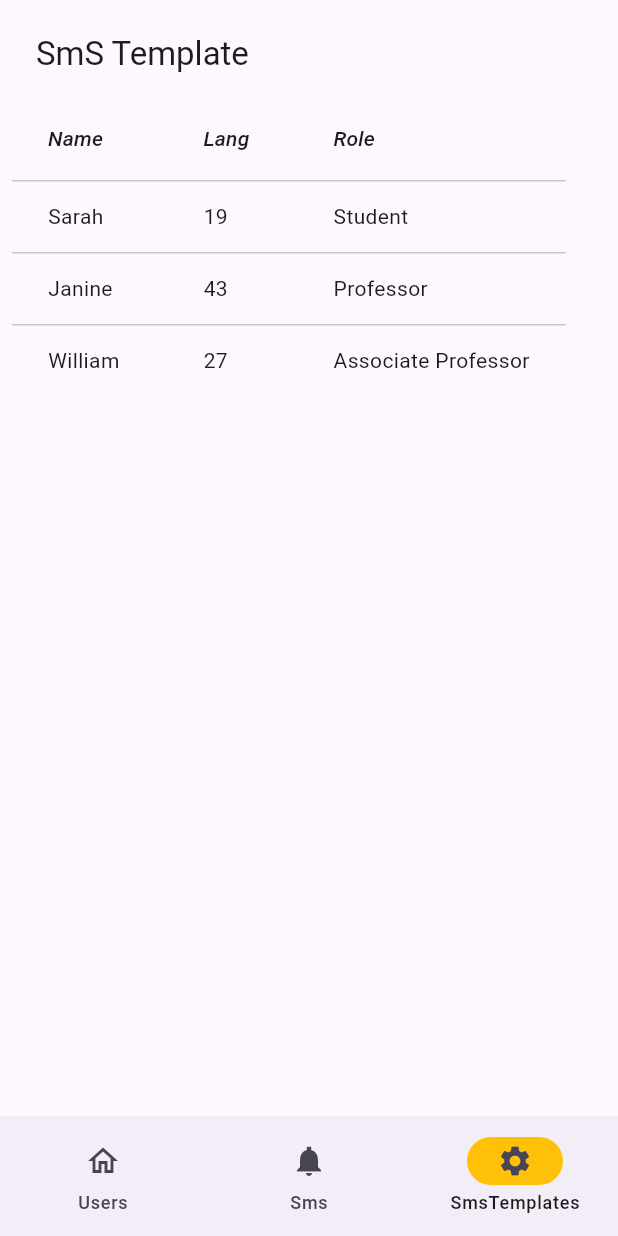
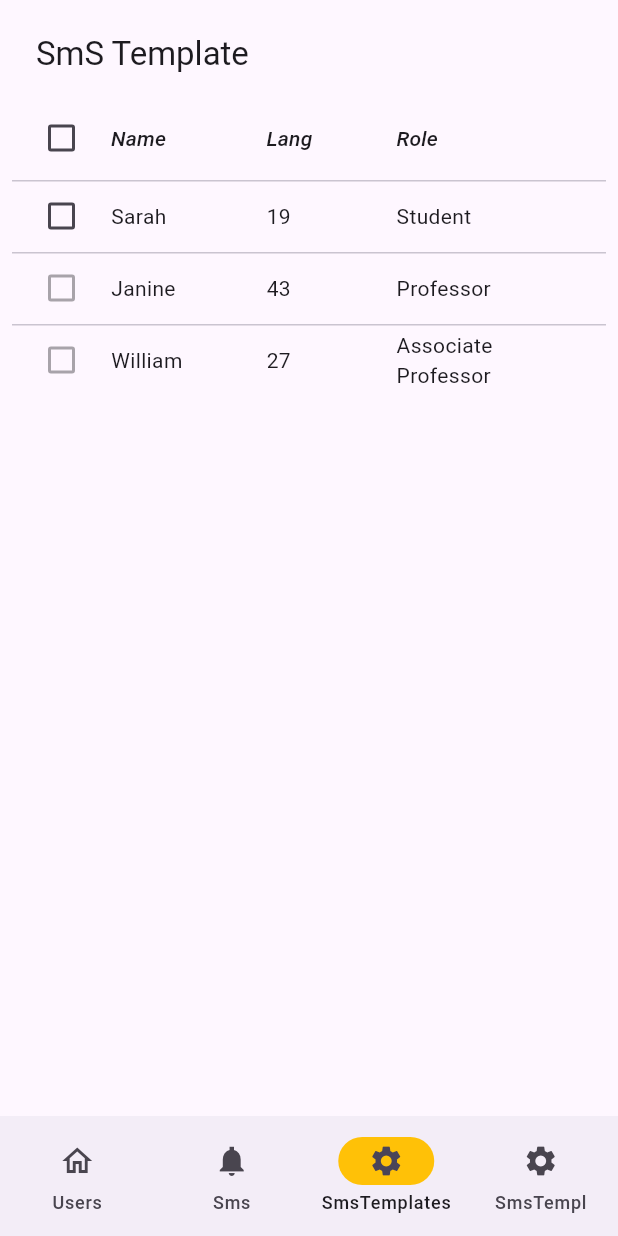
Before and after one commit to Temurbek1961/flutter, a Flutter app: the HomePage screen opened directly, item 3 of the bottom bar chosen, on a phone screen of 412 x 824 dp. Run offline on Flutter 3.47's test engine with Material 3 defaults, Android fonts, the phone set to English and light mode, and no system bars; our stand-ins replace flutter_screenutil, flutter_svg, get, hive, shared_preferences, syncfusion_flutter_datagrid; accounts and stored records are empty.

Commit message:
added some code

```diff
--- a/lib/pages/home/home_page.dart
+++ b/lib/pages/home/home_page.dart
@@ -40,6 +40,10 @@ class _HomePageState extends State<HomePage> {
           NavigationDestination(
             icon: Icon(Platform.isIOS ? CupertinoIcons.gear_alt_fill : Icons.settings),
             label: 'SmsTemplates',
+          ),
+          NavigationDestination(
+            icon: Icon(Platform.isIOS ? CupertinoIcons.gear_alt_fill : Icons.settings),
+            label: 'SmsTempl',
           ),
         ],
       ),
@@ -97,5 +101,10 @@ class _HomePageState extends State<HomePage> {
       margin: EdgeInsets.all(8.0),
       child: SmsTemplate(),
     ),
+    Container(
+      width: 200,
+      height: 400,
+      color: Colors.green,
+    )
   ];
 }
```
Also changed, not shown: lib/pages/smsTemplate/asdf.dart (added, +12 -0 lines), lib/pages/smsTemplate/smstemplate.dart (+20 -2 lines), 2 other files.
